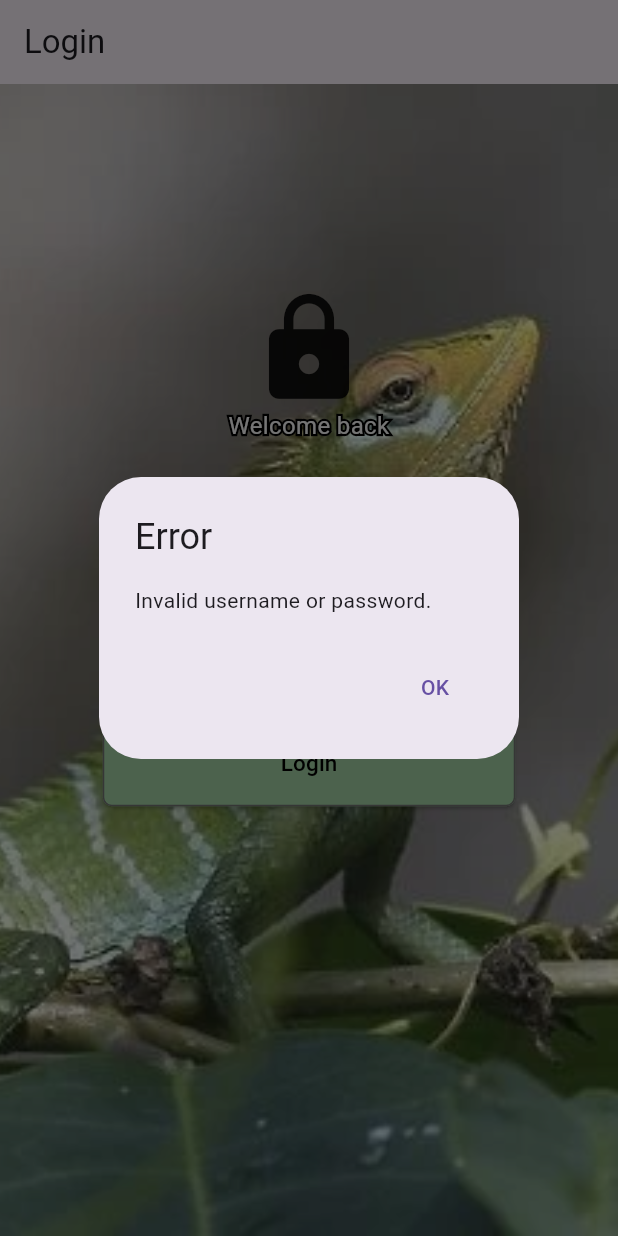
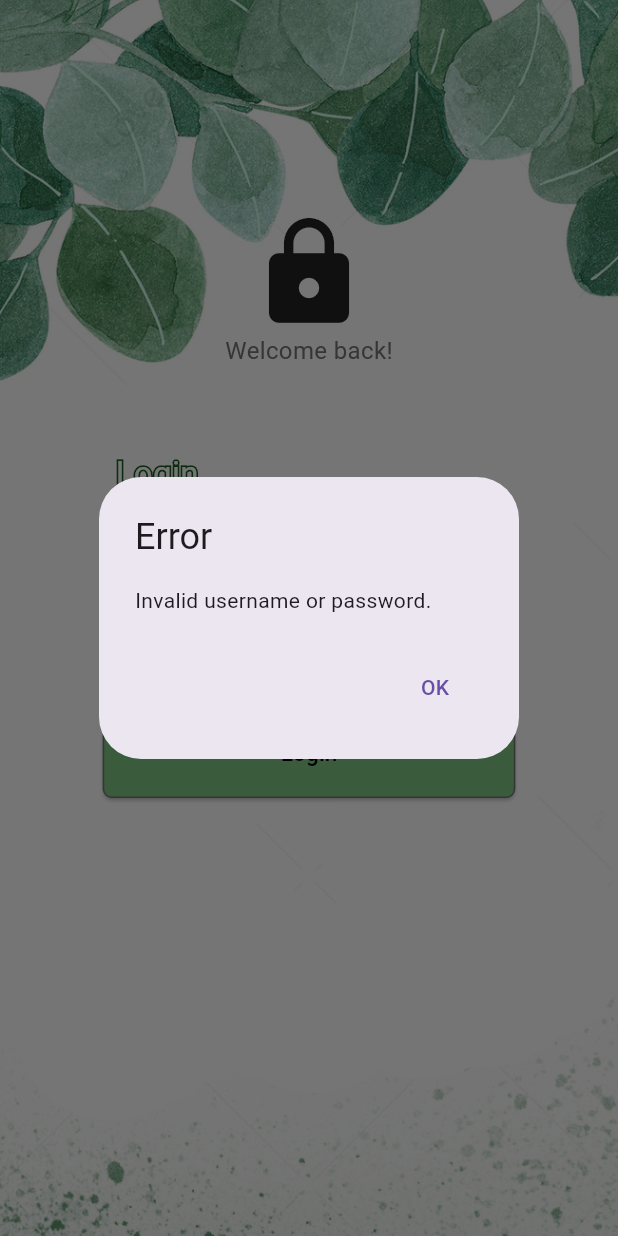
Before and after one commit to pedroarruda07/smart-terrariums, a Flutter app: the screen it shows after launch, after a tap on "Login", on a phone screen of 412 x 824 dp. Run offline on Flutter 3.47's test engine with Material 3 defaults, Android fonts, the phone set to English and light mode, and no system bars; our stand-ins replace firebase_core, firebase_database; accounts and stored records are empty.

Commit message:
Updated Login page.

```diff
--- a/flutter/lib/LoginPage.dart
+++ b/flutter/lib/LoginPage.dart
@@ -47,11 +47,11 @@ class _LoginPageState extends State<LoginPage> {
       text,
       textAlign: TextAlign.center,
       style: TextStyle(
-        fontSize: 16,
+        fontSize: 22,
         foreground: Paint()
           ..style = PaintingStyle.stroke
-          ..strokeWidth = 3
-          ..color = Colors.black,
+          ..strokeWidth = 2.5
+          ..color = Colors.green.shade900,
       ),
     );
   }
@@ -61,7 +61,7 @@ class _LoginPageState extends State<LoginPage> {
       text,
       textAlign: TextAlign.center,
       style: const TextStyle(
-        fontSize: 16,
+        fontSize: 22,
         color: Colors.white,
       ),
     );
@@ -71,9 +71,6 @@ class _LoginPageState extends State<LoginPage> {
     var width = MediaQuery.of(context).size.width;
     return Scaffold(
       backgroundColor: Colors.grey[100],
-      appBar: AppBar(
-        title: const Text('Login'),
-      ),
       body: Stack(
         children: [
           Positioned.fill(
@@ -92,6 +89,19 @@ class _LoginPageState extends State<LoginPage> {
                     Icons.lock,
                     size: 80,
                   ),
+                  Text(
+                    'Welcome back!',
+                    style: TextStyle(
+                      color: Colors.grey[600], // Adjust text color as needed
+                      fontSize: 16, // Adjust font size as needed
+                    ),
+                  ),
+                  const SizedBox(height: 55),
+                  Padding(
+                    padding:  EdgeInsets.symmetric(horizontal: -145 + width * 0.5),
+                    child: Row(
+                      mainAxisAlignment: MainAxisAlignment.start,
+                      children: [
                         Stack(
                           alignment: Alignment.center,
                           children: [
@@ -99,19 +109,22 @@ class _LoginPageState extends State<LoginPage> {
                             Column(
                               mainAxisSize: MainAxisSize.min,
                               children: [
-                          _buildOutlinedText('Welcome back'),
+                                _buildOutlinedText('Login'),
                               ],
                             ),
                             // Foreground Text
                             Column(
                               mainAxisSize: MainAxisSize.min,
                               children: [
-                          _buildForegroundText('Welcome back'),
+                                _buildForegroundText('Login'),
                               ],
                             ),
                           ],
                         ),
-                  const SizedBox(height: 50),
+                      ],
+                    ),
+                  ),
+                  const SizedBox(height: 12),
                   Padding(
                     padding: EdgeInsets.symmetric(horizontal: -150 + width * 0.5),
                     child: TextField(
@@ -150,7 +163,7 @@ class _LoginPageState extends State<LoginPage> {
                       //decoration: const InputDecoration(labelText: 'Username'),
                     ),
                   ),
-                  const SizedBox(height: 15),
+                  const SizedBox(height: 10),
                   ElevatedButton(
                     style: ButtonStyle(
                       shape: MaterialStateProperty.all<RoundedRectangleBorder>(
@@ -159,14 +172,14 @@ class _LoginPageState extends State<LoginPage> {
                           side: BorderSide(color: Colors.grey.shade600),
                         ),
                       ),
-                      minimumSize: MaterialStateProperty.all(Size(275, 58)),
-                      backgroundColor: MaterialStateProperty.all(Colors.green.shade200),
+                      minimumSize: MaterialStateProperty.all(Size(275, 60)),
+                      backgroundColor: MaterialStateProperty.all(Colors.green.shade300),
                       overlayColor: MaterialStateProperty.resolveWith<Color>(
                             (Set<MaterialState> states) {
                           if (states.contains(MaterialState.pressed)) {
                             return Colors.white;
                           }
-                          return Colors.green.shade200;
+                          return Colors.green.shade300;
                         },
                       ),
                     ),
```
Also changed, not shown: flutter/assets/lizzard.jpg, 1 other file. Lines whose indentation alone changed are shown as unchanged.
